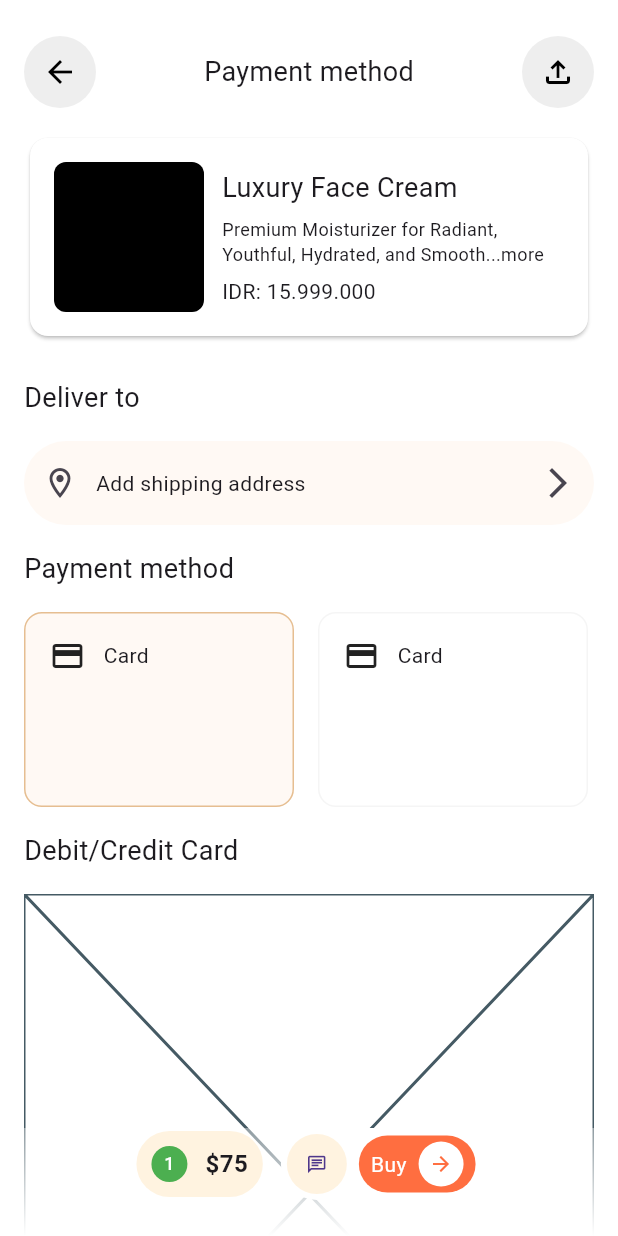
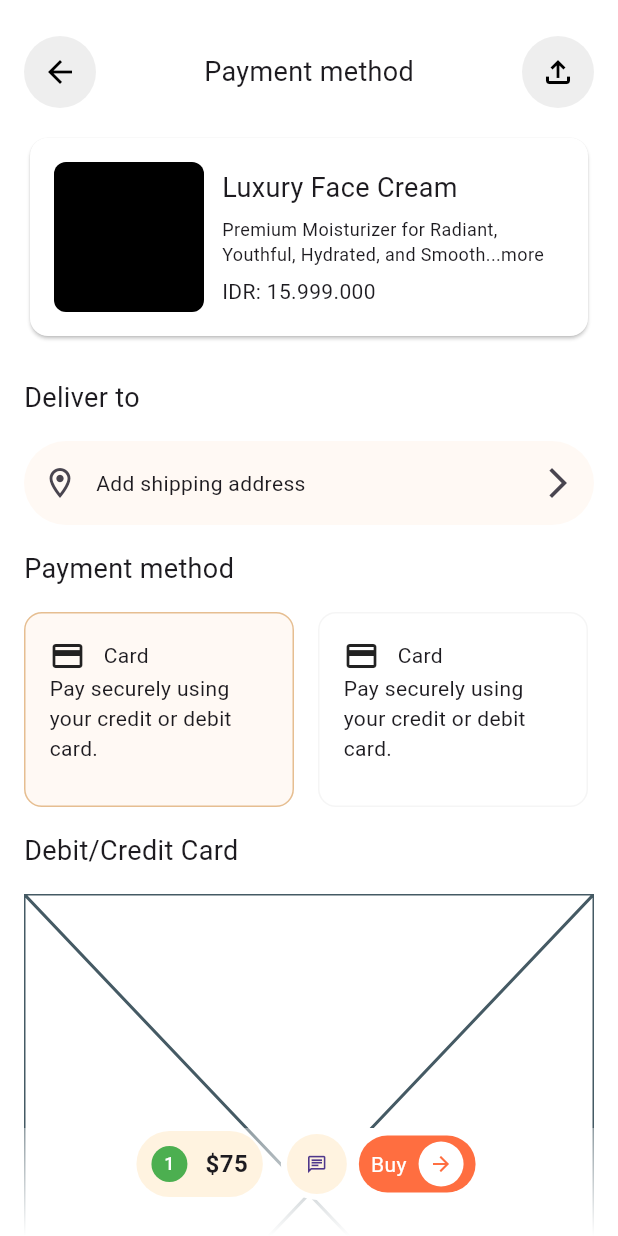
Before and after one commit to JAICHANGPARK/flutter_notebook_chapter_43, a Flutter app: the MarketplacePaymentMethodPage screen opened directly, on a phone screen of 412 x 824 dp. Run offline on Flutter 3.47's test engine with Material 3 defaults, Android fonts, the phone set to English and light mode, and no system bars; our stand-ins replace gap, hugeicons.

Commit message:
Update marketplace_payment_method_page.dart

```diff
--- a/lib/ep2168_marketplace_app/ui/marketplace_payment_method_page.dart
+++ b/lib/ep2168_marketplace_app/ui/marketplace_payment_method_page.dart
@@ -157,6 +157,9 @@ class _MarketplacePaymentMethodPageState extends State<MarketplacePaymentMethodP
                                     "Card",
                                   ),
                                 ],
+                              ),
+                              Text(
+                                "Pay securely using your credit or debit card.",
                               )
                             ],
                           ),
```
